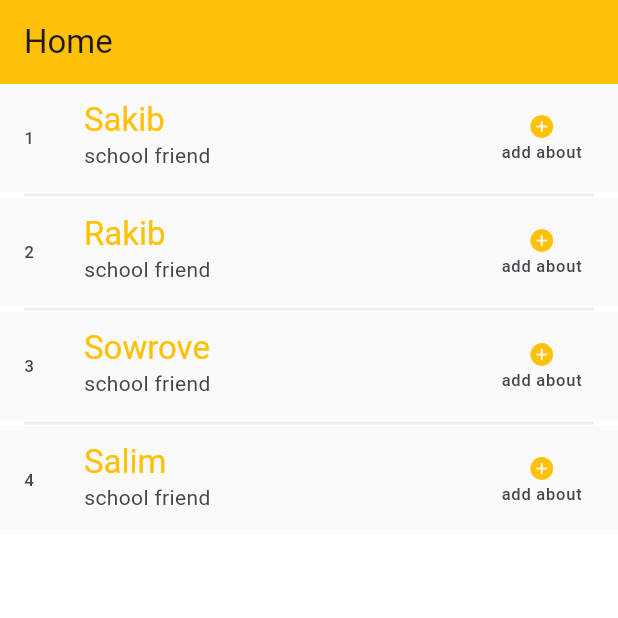
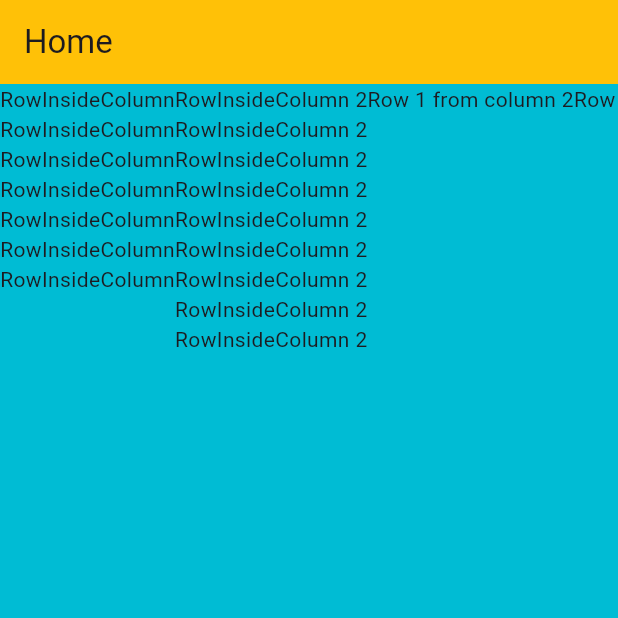
Before and after one commit to IkramulHasanTanvir/OstadFlutterBatchSeven, a Flutter app: the screen it shows after launch, on a phone screen of 412 x 824 dp, the top half of it. Run offline on Flutter 3.47's test engine with Material 3 defaults, Android fonts, the light colour scheme and no system bars.

Commit message:
column, row, SingleChildScrollView.

```diff
--- a/lib/main.dart
+++ b/lib/main.dart
@@ -1,8 +1,7 @@
 // Current SDK version: 3.22.1
 import 'package:flutter/material.dart';
 
-//SizeBox, ListView, ListView.builder, GridView.builder,
-// divider, listTile, ListView.separated
+// column, row, SingleChildScrollView.
 void main() {
   runApp(IntoApp());
 }
@@ -17,175 +16,95 @@ class IntoApp extends StatelessWidget {
   }
 }
 
-class Home extends StatefulWidget {
+class Home extends StatelessWidget {
   const Home({super.key});
-
-  @override
-  State<Home> createState() => _HomeState();
-}
-
-class _HomeState extends State<Home> {
-  List<String> friendList = ['Sakib', 'Rakib', 'Sowrove', 'Salim'];
 
   @override
   Widget build(BuildContext context) {
     return Scaffold(
-      backgroundColor: Colors.white,
+      backgroundColor: Colors.cyan,
       appBar: AppBar(
         backgroundColor: Colors.amber,
         title: Text('Home'),
       ),
-      /*body: ListView(
-        //scrollDirection: Axis.horizontal,
-        children: [
-          SizedBox(
-            width: 100,
-            height: 100,
-            child: Center(
-              child: Text('size box 1'),
-            ),
-          ),
-          SizedBox(
-            width: 100,
-            height: 100,
-            child: Center(
-              child: Text('size box 2'),
-            ),
-          ),
-          SizedBox(
-            width: 100,
-            height: 100,
-            child: Center(
-              child: Text('size box 3'),
-            ),
-          ),
-          SizedBox(
-            width: 100,
-            height: 100,
-            child: Center(
-              child: Text('size box 4'),
-            ),
-          ),
-          SizedBox(
-            width: 100,
-            height: 100,
-            child: Center(
-              child: Text('size box 1'),
-            ),
-          ),
-          SizedBox(
-            width: 100,
-            height: 100,
-            child: Center(
-              child: Text('size box 2'),
-            ),
-          ),
-          SizedBox(
-            width: 100,
-            height: 100,
-            child: Center(
-              child: Text('size box 3'),
-            ),
-          ),
-          SizedBox(
-            width: 100,
-            height: 100,
-            child: Center(
-              child: Text('size box 4'),
-            ),
-          ),
-        ],
-      ), */
-      /*body: ListView.builder(
-        itemCount: 1000,
-        itemBuilder: (context, index) {
-          return SizedBox(
-            width: 100,
-            height: 100,
-            child: Center(
-              child: Text(index.toString()),
-            ),
-          );
-        },
-      ),
-       */
-      /*body: ListView.builder(
-        itemCount: friendList.length,
-        //scrollDirection: Axis.horizontal,
-        itemBuilder: (context, index) {
-          return Text(friendList[index]);
-        },
-      ), */
-      /* body: ListView.separated(
-        itemCount: friendList.length,
-        //scrollDirection: Axis.horizontal,
-        itemBuilder: (context, index) {
-          return Text(friendList[index]);
-        },
-        separatorBuilder: (context, index){
-          return Divider(
-            height: 40,
-            color: Colors.red,
-            thickness: 2,
-            indent: 16,
-            endIndent: 16,
-          );
-         // return Text('this is $index separator');
-        },
-      ), */
-      /*body: GridView.builder(
-          gridDelegate: SliverGridDelegateWithFixedCrossAxisCount(
-            crossAxisCount: 3,
-            crossAxisSpacing: 4,
-            mainAxisSpacing: 10,
-            childAspectRatio: 2,
-          ),
-          itemCount: friendList.length,
-          itemBuilder: (context, index) {
-            return Column(
+      // multiple command shortcut[commend shift *]
+      /*body: Column(
+            //vertically arrange
+            mainAxisSize: MainAxisSize.max,
+            mainAxisAlignment: MainAxisAlignment.spaceEvenly,
+            crossAxisAlignment: CrossAxisAlignment.end,
+            children: [
+              Text('hi Tanvir'),
+              Text('i am a tanvir'),
+              Text('i am 20'),
+              ElevatedButton(onPressed: () {}, child: Text('pressed')),
+              IconButton(onPressed: () {}, icon: Icon(Icons.account_circle)),
+            ],
+          )*/
+      body: SingleChildScrollView(
+        scrollDirection: Axis.horizontal,
+        child: Row(
+          //horizaontally
+          mainAxisAlignment: MainAxisAlignment.center,
+          crossAxisAlignment: CrossAxisAlignment.start,
+          mainAxisSize: MainAxisSize.min,
+          children: [
+            Column(
+              mainAxisSize: MainAxisSize.min,
               children: [
-                Text(index.toString()),
-                Text(friendList[index]),
-              ],
-            );
-          }) */
-      body: ListView.separated(
-        itemCount: friendList.length,
-        //scrollDirection: Axis.horizontal,
-        itemBuilder: (context, index) {
-          return ListTile(
-            tileColor: Colors.grey.shade50,
-            title: Text(friendList[index]),
-            subtitle: Text('school friend'),
-            trailing: Column(
-              mainAxisAlignment: MainAxisAlignment.center,
-              children: [
-                Icon(
-                  Icons.add_circle,
-                  color: Colors.amber,
-                  size: 18,
-                ),
-                Text('add about'),
+                Text('RowInsideColumn'),
+                Text('RowInsideColumn'),
+                Text('RowInsideColumn'),
+                Text('RowInsideColumn'),
+                Text('RowInsideColumn'),
+                Text('RowInsideColumn'),
+                Text('RowInsideColumn'),
               ],
             ),
-            leading: Text(
-              (index + 1).toString(),
+            Column(
+              mainAxisSize: MainAxisSize.min,
+              children: [
+                Text('RowInsideColumn 2'),
+                Text('RowInsideColumn 2'),
+                Text('RowInsideColumn 2'),
+                Text('RowInsideColumn 2'),
+                Text('RowInsideColumn 2'),
+                Text('RowInsideColumn 2'),
+                Text('RowInsideColumn 2'),
+                Text('RowInsideColumn 2'),
+                Text('RowInsideColumn 2'),
+              ],
             ),
-            titleTextStyle: TextStyle(fontSize: 22, color: Colors.amber),
-            onTap: () {
-              print('$index tap');
-            },
-          );
-        },
-        separatorBuilder: (context, index) {
-          return Divider(
-            height: 4,
-            color: Colors.grey.shade200,
-            thickness: 2,
-            indent: 16,
-            endIndent: 16,
-          );
-        },
+            Row(
+              children: [
+                Text('Row 1 from column 2'),
+                Text('Row 1 from column 2'),
+                Text('Row 1 from column 2'),
+                Text('Row 1 from column 2'),
+                Text('Row 1 from column 2'),
+                Text('Row 1 from column 2'),
+                Text('Row 1 from column 2'),
+                Text('Row 1 from column 2'),
+                Text('Row 1 from column 2'),
+              ],
+            ),
+            Column(
+              children: [
+                Text('column 3'),
+                Text('column 3'),
+                Text('column 3'),
+                Text('column 3'),
+                Text('column 3'),
+                Text('column 3'),
+                Text('column 3'),
+                Text('column 3'),
+                Text('column 3'),
+                Text('column 3'),
+                Text('column 3'),
+              ],
+            )
+          ],
+        ),
       ),
     );
   }
--- a/pubspec.yaml
+++ b/pubspec.yaml
@@ -59,8 +59,8 @@ flutter:
   uses-material-design: true
 
   # To add assets to your application, add an assets section, like this:
-  # assets:
-  #   - images/a_dot_burr.jpeg
+  assets:
+   - assets/images/
   #   - images/a_dot_ham.jpeg
 
   # An image asset can refer to one or more resolution-specific "variants", see
```
Also changed, not shown: assets/images/nature.jpg (added).
